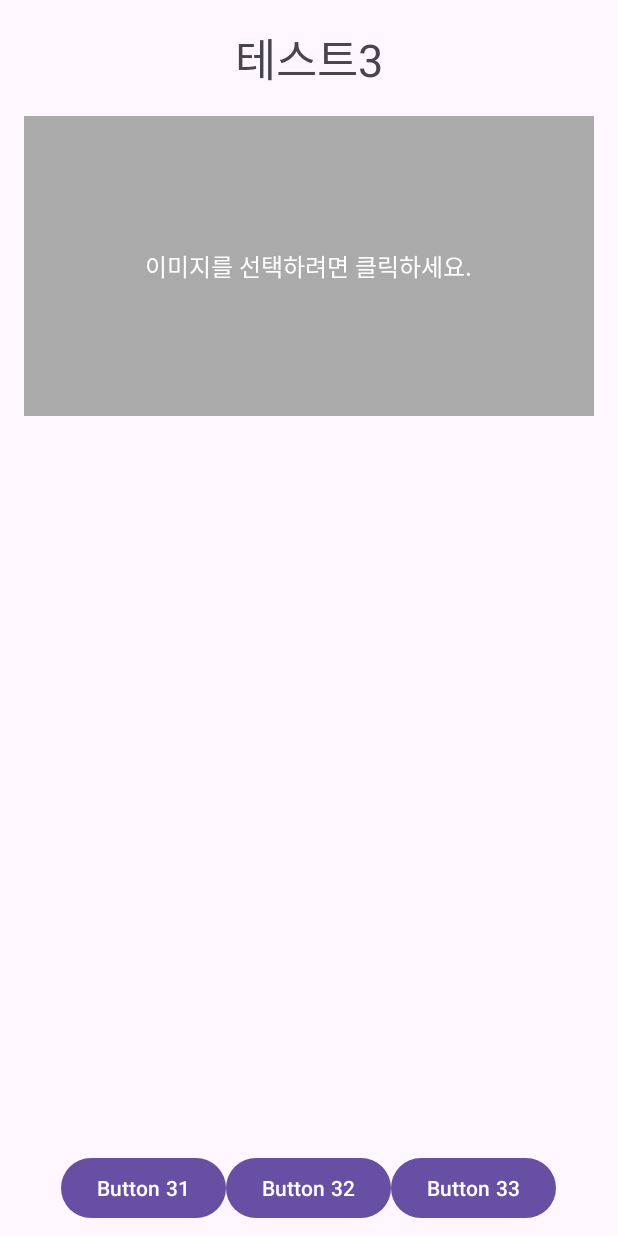
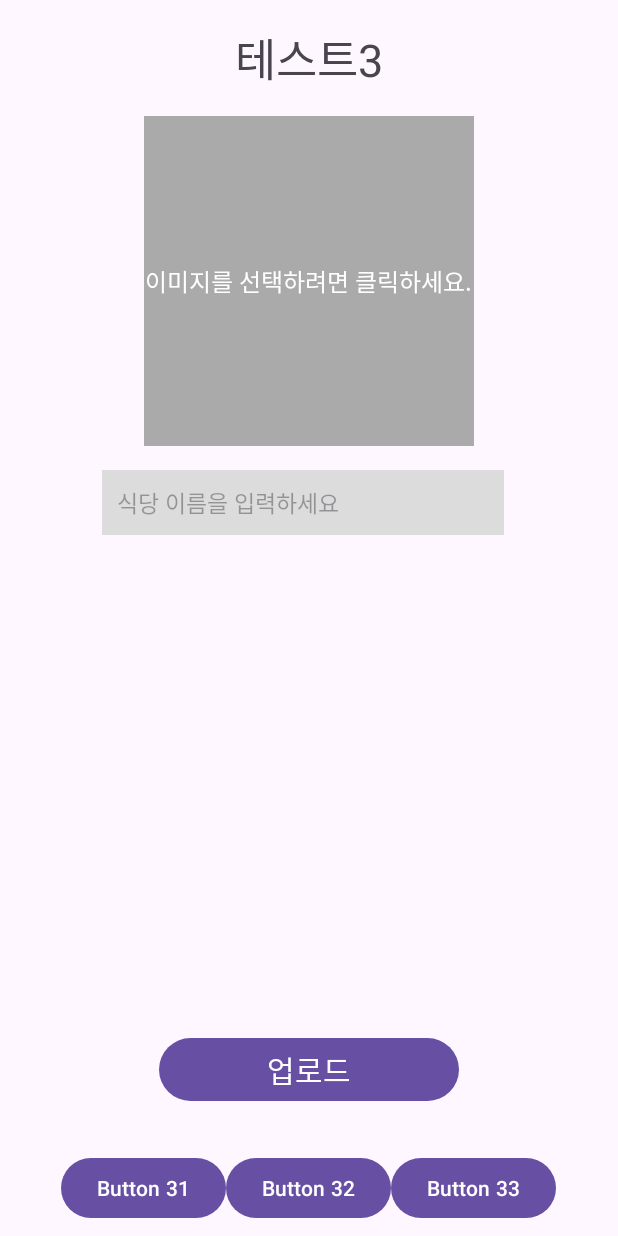
Before and after one commit to KangGunn/Madcamp_Week1, an Android app: the screen it shows after launch (MainActivity), after a tap on "식당 추가", on a phone screen of 412 x 824 dp. Run offline under Robolectric (Android 15) with nearby library versions, the phone set to English and light mode, and no system bars.

Commit message:
Tab 3 식당 입력란 / 업로드 버튼 추가

```diff
--- a/app/src/main/res/layout/fragment_3.xml
+++ b/app/src/main/res/layout/fragment_3.xml
@@ -23,8 +23,9 @@
     <!-- 빈 회색 칸 (이미지와 텍스트 포함) -->
     <FrameLayout
         android:id="@+id/imageContainer"
-        android:layout_width="0dp"
-        android:layout_height="200dp"
+        android:layout_width="220dp"
+        android:layout_height="0dp"
+        app:layout_constraintDimensionRatio="1:1"
         app:layout_constraintTop_toBottomOf="@id/textView3"
         app:layout_constraintStart_toStartOf="parent"
         app:layout_constraintEnd_toEndOf="parent"
@@ -54,6 +55,38 @@
     </FrameLayout>
 
     <!-- 버튼 레이아웃 -->
+
+
+    <LinearLayout
+        android:id="@+id/Restaurant_Title_Container"
+        android:layout_width="300dp"
+        android:layout_height="wrap_content"
+        android:layout_marginStart="52dp"
+        app:layout_constraintStart_toStartOf="parent"
+        app:layout_constraintTop_toBottomOf="@id/imageContainer">
+
+        <EditText
+            android:id="@+id/Restaurant_Title"
+            android:layout_width="match_parent"
+            android:layout_height="wrap_content"
+            android:layout_margin="16dp"
+            android:background="#dcdcdc"
+            android:hint="식당 이름을 입력하세요"
+            android:padding="10dp"
+            android:textSize="15dp" />
+    </LinearLayout>
+
+    <Button
+        android:layout_width="200dp"
+        android:layout_height="50dp"
+        app:layout_constraintBottom_toTopOf="@id/buttonLayout3"
+        app:layout_constraintStart_toStartOf="parent"
+        app:layout_constraintEnd_toEndOf="parent"
+        android:layout_marginBottom="30dp"
+        android:text="업로드"
+        android:textSize="20dp"
+        />
+
     <LinearLayout
         android:id="@+id/buttonLayout3"
         android:layout_width="0dp"
```
Also changed, not shown: 5 other files.
